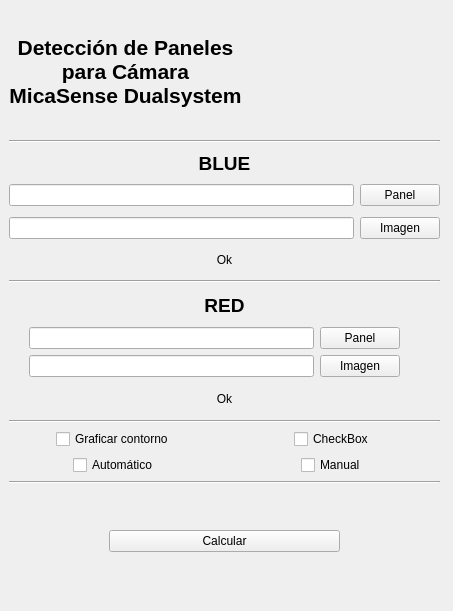
Above: GUI.ui from JovianPlanet/proAgro before the change. Below: the same form after it.
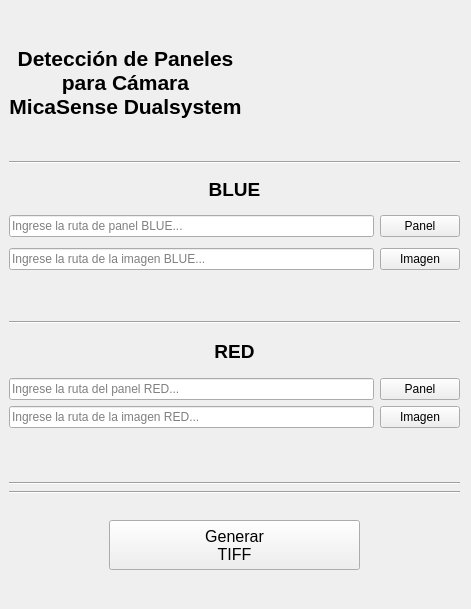
That is the form after the change. Icons and pictures are not drawn.

The edit to the form file:
```diff
--- a/GUI.ui
+++ b/GUI.ui
@@ -6,8 +6,8 @@
    <rect>
     <x>0</x>
     <y>0</y>
-    <width>453</width>
-    <height>611</height>
+    <width>471</width>
+    <height>609</height>
    </rect>
   </property>
   <property name="windowTitle">
@@ -18,8 +18,8 @@
     <rect>
      <x>9</x>
      <y>9</y>
-     <width>431</width>
-     <height>583</height>
+     <width>451</width>
+     <height>581</height>
     </rect>
    </property>
    <layout class="QVBoxLayout" name="verticalLayout">
@@ -42,10 +42,16 @@
         <property name="alignment">
          <set>Qt::AlignCenter</set>
         </property>
+        <property name="margin">
+         <number>5</number>
+        </property>
        </widget>
       </item>
       <item>
        <widget class="QLabel" name="label_3">
+        <property name="frameShadow">
+         <enum>QFrame::Plain</enum>
+        </property>
         <property name="text">
          <string/>
         </property>
@@ -92,6 +98,12 @@
           <property name="inputMask">
            <string/>
           </property>
+          <property name="text">
+           <string extracomment="dkdsafjdf"/>
+          </property>
+          <property name="placeholderText">
+           <string>Ingrese la ruta de panel BLUE...</string>
+          </property>
          </widget>
         </item>
         <item>
@@ -122,7 +134,11 @@
       <item>
        <layout class="QHBoxLayout" name="horizontalLayout_5">
         <item>
-         <widget class="QLineEdit" name="lineEdit_blueimg"/>
+         <widget class="QLineEdit" name="lineEdit_blueimg">
+          <property name="placeholderText">
+           <string>Ingrese la ruta de la imagen BLUE...</string>
+          </property>
+         </widget>
         </item>
         <item>
          <widget class="QPushButton" name="browse_blueimg_button">
@@ -200,7 +216,7 @@
          </palette>
         </property>
         <property name="text">
-         <string>Ok</string>
+         <string/>
         </property>
         <property name="alignment">
          <set>Qt::AlignCenter</set>
@@ -237,22 +253,6 @@
       </item>
       <item>
        <layout class="QHBoxLayout" name="horizontalLayout">
-        <item>
-         <spacer name="horizontalSpacer">
-          <property name="orientation">
-           <enum>Qt::Horizontal</enum>
-          </property>
-          <property name="sizeType">
-           <enum>QSizePolicy::Fixed</enum>
-          </property>
-          <property name="sizeHint" stdset="0">
-           <size>
-            <width>20</width>
-            <height>5</height>
-           </size>
-          </property>
-         </spacer>
-        </item>
         <item>
          <widget class="QLineEdit" name="lineEdit_redpanel">
           <property name="text">
@@ -261,6 +261,9 @@
           <property name="maxLength">
            <number>32767</number>
           </property>
+          <property name="placeholderText">
+           <string>Ingrese la ruta del panel RED...</string>
+          </property>
          </widget>
         </item>
         <item>
@@ -270,22 +273,6 @@
           </property>
          </widget>
         </item>
-        <item>
-         <spacer name="horizontalSpacer_2">
-          <property name="orientation">
-           <enum>Qt::Horizontal</enum>
-          </property>
-          <property name="sizeType">
-           <enum>QSizePolicy::Fixed</enum>
-          </property>
-          <property name="sizeHint" stdset="0">
-           <size>
-            <width>40</width>
-            <height>20</height>
-           </size>
-          </property>
-         </spacer>
-        </item>
        </layout>
       </item>
       <item>
@@ -296,22 +283,6 @@
         <property name="topMargin">
          <number>0</number>
         </property>
-        <item>
-         <spacer name="horizontalSpacer_5">
-          <property name="orientation">
-           <enum>Qt::Horizontal</enum>
-          </property>
-          <property name="sizeType">
-           <enum>QSizePolicy::Fixed</enum>
-          </property>
-          <property name="sizeHint" stdset="0">
-           <size>
-            <width>20</width>
-            <height>5</height>
-           </size>
-          </property>
-         </spacer>
-        </item>
         <item>
          <widget class="QLineEdit" name="lineEdit_redimg">
           <property name="inputMask">
@@ -320,6 +291,9 @@
           <property name="text">
            <string extracomment="Introduzca ruta de imagen Red"/>
           </property>
+          <property name="placeholderText">
+           <string>Ingrese la ruta de la imagen RED...</string>
+          </property>
          </widget>
         </item>
         <item>
@@ -329,28 +303,12 @@
           </property>
          </widget>
         </item>
-        <item>
-         <spacer name="horizontalSpacer_6">
-          <property name="orientation">
-           <enum>Qt::Horizontal</enum>
-          </property>
-          <property name="sizeType">
-           <enum>QSizePolicy::Fixed</enum>
-          </property>
-          <property name="sizeHint" stdset="0">
-           <size>
-            <width>40</width>
-            <height>20</height>
-           </size>
-          </property>
-         </spacer>
-        </item>
        </layout>
       </item>
       <item>
        <widget class="QLabel" name="redok_label">
         <property name="text">
-         <string>Ok</string>
+         <string/>
         </property>
         <property name="alignment">
          <set>Qt::AlignCenter</set>
@@ -366,44 +324,6 @@
       </property>
      </widget>
     </item>
-    <item>
-     <layout class="QGridLayout" name="gridLayout">
-      <item row="1" column="1" alignment="Qt::AlignHCenter">
-       <widget class="QCheckBox" name="manual_cb">
-        <property name="layoutDirection">
-         <enum>Qt::LeftToRight</enum>
-        </property>
-        <property name="text">
-         <string>Manual</string>
-        </property>
-        <property name="tristate">
-         <bool>false</bool>
-        </property>
-       </widget>
-      </item>
-      <item row="0" column="0" alignment="Qt::AlignHCenter">
-       <widget class="QCheckBox" name="plot_cntr_cb">
-        <property name="text">
-         <string>Graficar contorno</string>
-        </property>
-       </widget>
-      </item>
-      <item row="1" column="0" alignment="Qt::AlignHCenter">
-       <widget class="QCheckBox" name="auto_cb">
-        <property name="text">
-         <string>Automático</string>
-        </property>
-       </widget>
-      </item>
-      <item row="0" column="1" alignment="Qt::AlignHCenter">
-       <widget class="QCheckBox" name="checkBox_2">
-        <property name="text">
-         <string>CheckBox</string>
-        </property>
-       </widget>
-      </item>
-     </layout>
-    </item>
     <item>
      <widget class="Line" name="line">
       <property name="orientation">
@@ -424,7 +344,7 @@
         <property name="sizeHint" stdset="0">
          <size>
           <width>20</width>
-          <height>40</height>
+          <height>20</height>
          </size>
         </property>
        </spacer>
@@ -449,8 +369,20 @@
         </item>
         <item>
          <widget class="QPushButton" name="compute_button">
+          <property name="minimumSize">
+           <size>
+            <width>0</width>
+            <height>50</height>
+           </size>
+          </property>
+          <property name="font">
+           <font>
+            <pointsize>12</pointsize>
+           </font>
+          </property>
           <property name="text">
-           <string>Calcular</string>
+           <string>Generar
+TIFF</string>
           </property>
          </widget>
         </item>
@@ -483,7 +415,7 @@
         <property name="sizeHint" stdset="0">
          <size>
           <width>20</width>
-          <height>40</height>
+          <height>20</height>
          </size>
         </property>
        </spacer>
```
Left out of the diff: 3 changed lines with no effect on the pictures.
